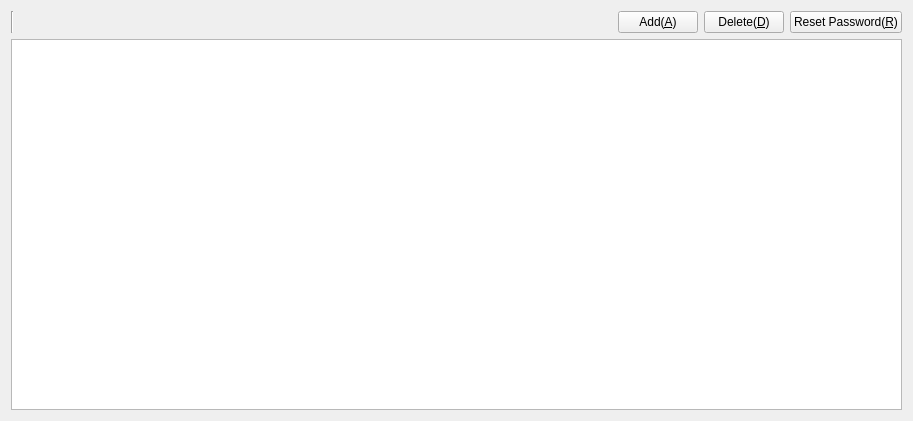
Above: regbclt/ui/UserManageView.ui from samwellzuk/regbook before the change. Below: the same form after it.
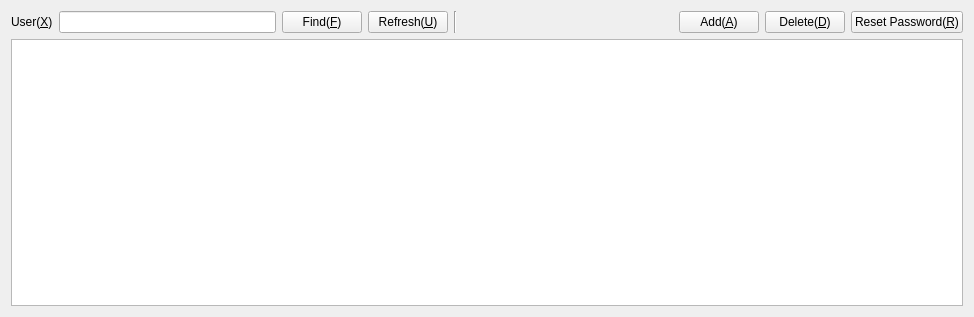
That is the form after the change.

Diff of the .ui file:
```diff
--- a/regbclt/ui/UserManageView.ui
+++ b/regbclt/ui/UserManageView.ui
@@ -6,8 +6,8 @@
    <rect>
     <x>0</x>
     <y>0</y>
-    <width>913</width>
-    <height>421</height>
+    <width>974</width>
+    <height>317</height>
    </rect>
   </property>
   <property name="windowTitle">
@@ -16,6 +16,33 @@
   <layout class="QVBoxLayout" name="verticalLayout">
    <item>
     <layout class="QHBoxLayout" name="horizontalLayout_2">
+     <item>
+      <widget class="QLabel" name="finnameLabel">
+       <property name="text">
+        <string>User(&amp;X)</string>
+       </property>
+       <property name="buddy">
+        <cstring>findnameEdit</cstring>
+       </property>
+      </widget>
+     </item>
+     <item>
+      <widget class="QLineEdit" name="findnameEdit"/>
+     </item>
+     <item>
+      <widget class="QPushButton" name="findButton">
+       <property name="text">
+        <string>Find(&amp;F)</string>
+       </property>
+      </widget>
+     </item>
+     <item>
+      <widget class="QPushButton" name="refreshButton">
+       <property name="text">
+        <string>Refresh(&amp;U)</string>
+       </property>
+      </widget>
+     </item>
      <item>
       <widget class="Line" name="line">
        <property name="orientation">
```
